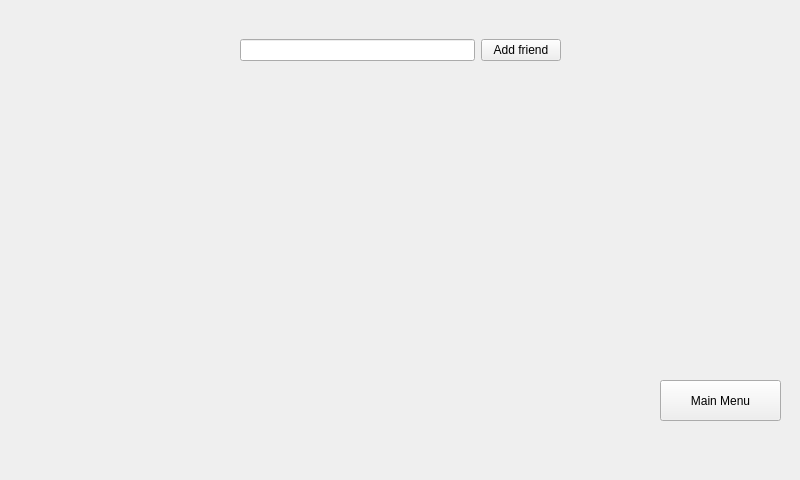
First picture: the form in interface/application.ui, repository DeliTrbat/LearNet, before the edit.
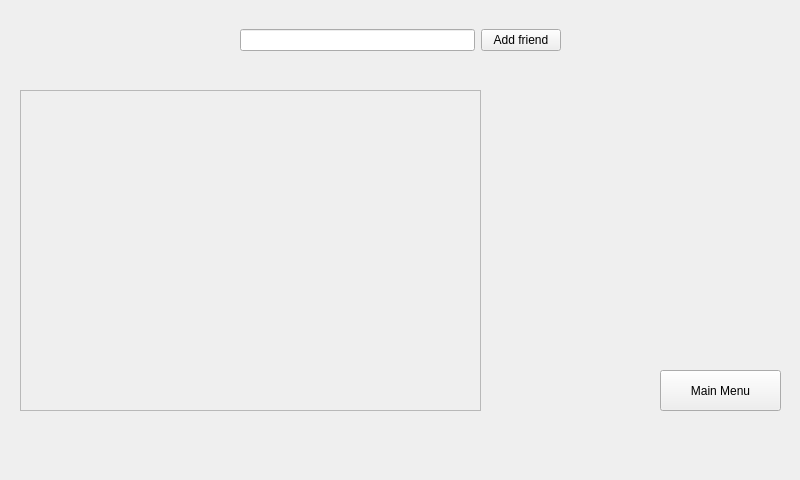
Second picture: the form after the edit. The open tabs and pages were chosen to show the change.

What changed in the file:
```diff
--- a/interface/application.ui
+++ b/interface/application.ui
@@ -17,7 +17,7 @@
    <property name="geometry">
     <rect>
      <x>0</x>
-     <y>10</y>
+     <y>0</y>
      <width>800</width>
      <height>480</height>
     </rect>
@@ -83,7 +83,7 @@
       <string>Main Menu</string>
      </property>
     </widget>
-    <widget class="QWidget" name="">
+    <widget class="QWidget" name="layoutWidget">
      <property name="geometry">
       <rect>
        <x>240</x>
@@ -105,6 +105,29 @@
       </item>
      </layout>
     </widget>
+    <widget class="QScrollArea" name="scrollArea">
+     <property name="geometry">
+      <rect>
+       <x>20</x>
+       <y>90</y>
+       <width>461</width>
+       <height>321</height>
+      </rect>
+     </property>
+     <property name="widgetResizable">
+      <bool>true</bool>
+     </property>
+     <widget class="QWidget" name="scrollContents">
+      <property name="geometry">
+       <rect>
+        <x>0</x>
+        <y>0</y>
+        <width>459</width>
+        <height>319</height>
+       </rect>
+      </property>
+     </widget>
+    </widget>
    </widget>
   </widget>
  </widget>
```
Left out of the diff: 6 changed lines with no effect on the pictures.
